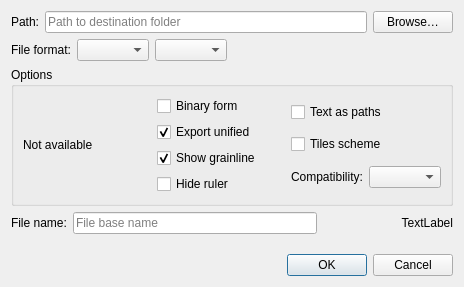
This is src/app/puzzle/dialogs/dialogsavemanuallayout.ui in equinox-patterns/Ostara as Qt 5 draws it before an edit. The edited form follows.
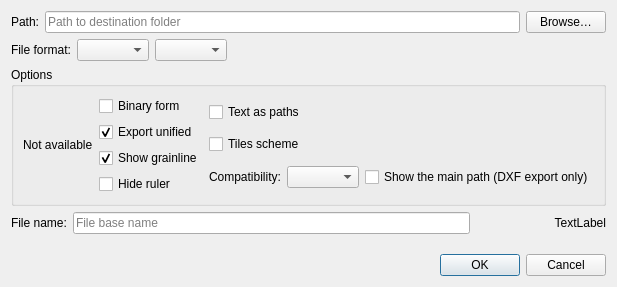
This is the edited form. Icons and pictures are not drawn.

The edit to the form file:
```diff
--- a/src/app/puzzle/dialogs/dialogsavemanuallayout.ui
+++ b/src/app/puzzle/dialogs/dialogsavemanuallayout.ui
@@ -201,6 +201,16 @@
             <item>
              <widget class="QComboBox" name="comboBoxDxfCompatibility"/>
             </item>
+            <item>
+             <widget class="QCheckBox" name="checkBoxShowMainPath">
+              <property name="toolTip">
+               <string>Exports the pieces as if their main path were visible: each piece then has both its cutting line and its sew line. Nothing is changed in the pattern.</string>
+              </property>
+              <property name="text">
+               <string>Show the main path (DXF export only)</string>
+              </property>
+             </widget>
+            </item>
            </layout>
           </item>
          </layout>
```
